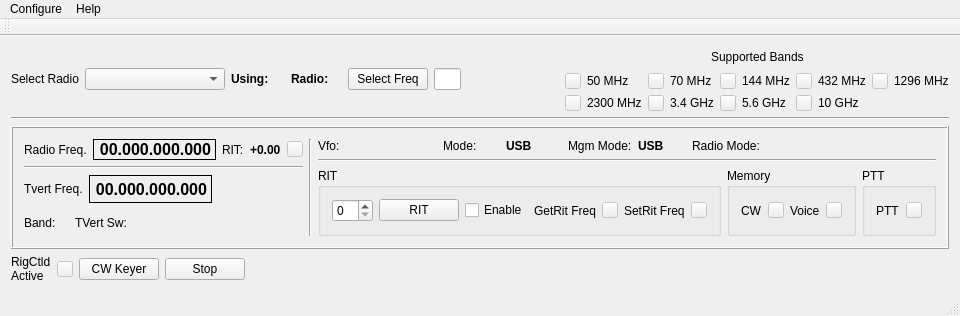
Before: the Qt Designer form mqt/MqtRigControl/rigcontrolmainwindow.ui in Rsclub22/Minos2-Mirror, drawn with Qt 5.
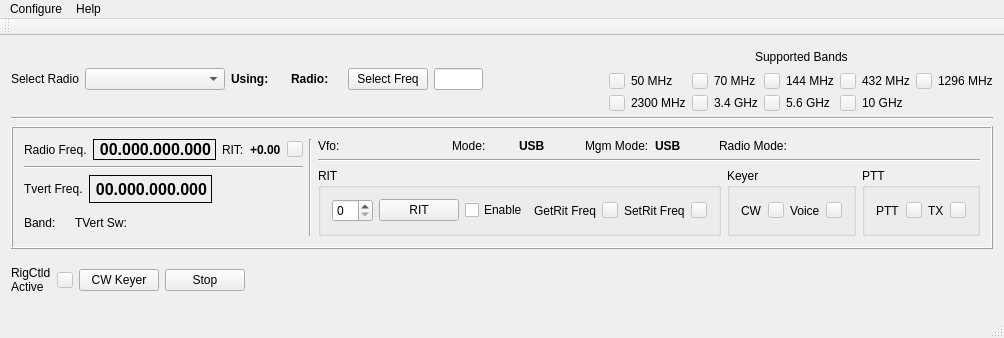
After: the same form once the commit is applied. Custom widgets are drawn as their Qt base class.

What changed in the file:
```diff
--- a/mqt/MqtRigControl/rigcontrolmainwindow.ui
+++ b/mqt/MqtRigControl/rigcontrolmainwindow.ui
@@ -6,8 +6,8 @@
    <rect>
     <x>0</x>
     <y>0</y>
-    <width>945</width>
-    <height>309</height>
+    <width>988</width>
+    <height>338</height>
    </rect>
   </property>
   <property name="windowTitle">
@@ -791,7 +791,7 @@
              <item>
               <widget class="QGroupBox" name="memGroupBox">
                <property name="title">
-                <string>Memory</string>
+                <string>Keyer</string>
                </property>
                <layout class="QHBoxLayout" name="horizontalLayout_14">
                 <item>
@@ -871,6 +871,10 @@
                </property>
                <layout class="QHBoxLayout" name="horizontalLayout_24">
                 <item>
+                 <layout class="QHBoxLayout" name="horizontalLayout_26">
+                  <item>
+                   <layout class="QHBoxLayout" name="horizontalLayout_27">
+                    <item>
                  <widget class="QLabel" name="pttLbl">
                   <property name="text">
                    <string>PTT</string>
@@ -893,6 +897,33 @@
                   </property>
                  </widget>
                 </item>
+                   </layout>
+                  </item>
+                  <item>
+                   <widget class="QLabel" name="txRxLbl">
+                    <property name="text">
+                     <string>TX</string>
+                    </property>
+                   </widget>
+                  </item>
+                  <item>
+                   <widget class="QPushButton" name="txRxInd">
+                    <property name="enabled">
+                     <bool>false</bool>
+                    </property>
+                    <property name="maximumSize">
+                     <size>
+                      <width>16</width>
+                      <height>16</height>
+                     </size>
+                    </property>
+                    <property name="text">
+                     <string/>
+                    </property>
+                   </widget>
+                  </item>
+                 </layout>
+                </item>
                 <item>
                  <spacer name="horizontalSpacer_9">
                   <property name="orientation">
@@ -998,7 +1029,7 @@
     <rect>
      <x>0</x>
      <y>0</y>
-     <width>945</width>
+     <width>988</width>
      <height>21</height>
     </rect>
    </property>
```
Lines whose indentation alone changed are shown as unchanged.
